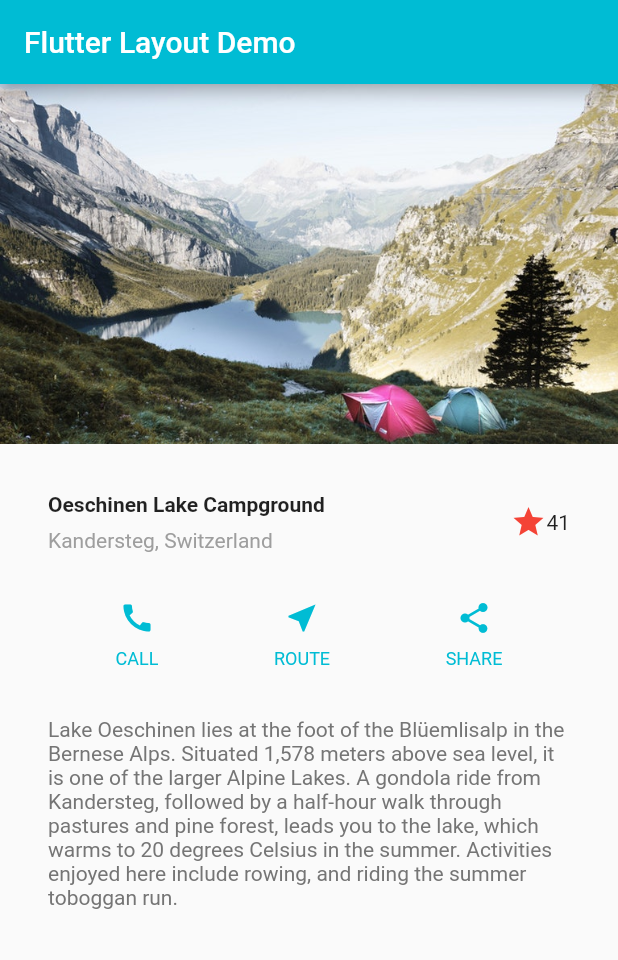
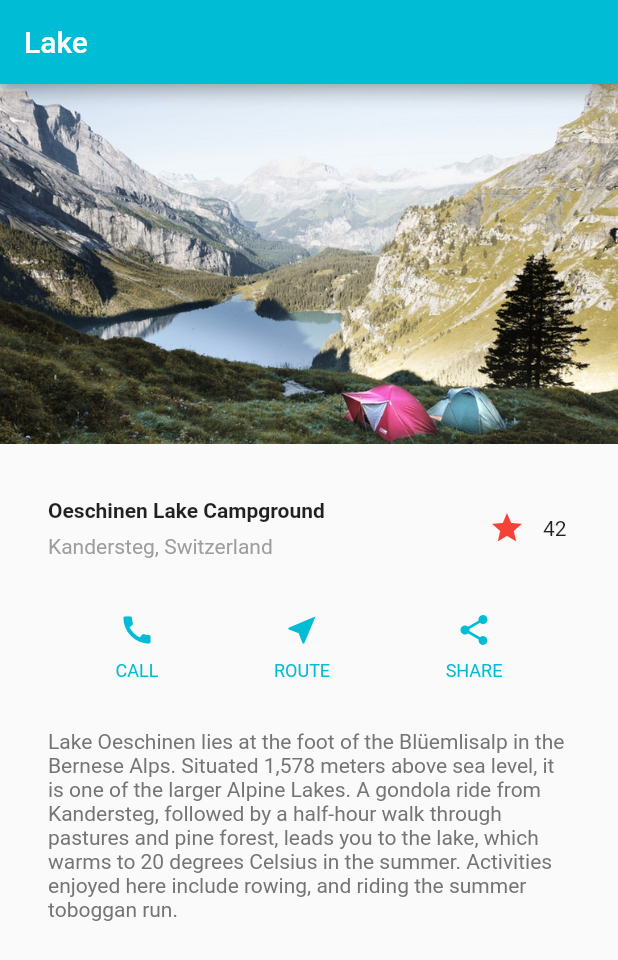
Before and after one commit to gshockv/FlutterLakeLayout, a Flutter app: the screen it shows after launch, on a phone screen of 412 x 824 dp. Shown: the top 960 px of the screen. Run offline on Flutter 3.47's test engine with Material 2 defaults, Android fonts, the phone set to English and light mode, and no system bars.

Commit message:
Favorite Statefull Widget

```diff
--- /dev/null
+++ b/lib/favorite_widget.dart
@@ -0,0 +1,50 @@
+import 'package:flutter/material.dart';
+
+class FavoriteWidget extends StatefulWidget {
+
+  @override
+  _FavoriteWidgetState createState() => _FavoriteWidgetState();
+
+}
+
+class _FavoriteWidgetState extends State<FavoriteWidget> {
+  bool _isFavorite = true;
+  int _favoriteCount = 42;
+
+  @override
+  Widget build(BuildContext context) {
+    return Row(
+      mainAxisSize: MainAxisSize.min,
+      children: <Widget>[
+        // icon
+        Container(
+          padding: EdgeInsets.all(0),
+          child: IconButton(
+            icon: (_isFavorite ? Icon(Icons.star) : Icon(Icons.star_border)),
+            color: Colors.red[500],
+            onPressed: _toggleFavorite,
+          ),
+        ),
+        // label
+        SizedBox(
+          width: 18,
+          child: Container(
+            child: Text("$_favoriteCount"),
+          ),
+        ),
+      ],
+    );
+  }
+
+  void _toggleFavorite() {
+    setState(() {
+      if (_isFavorite) {
+        _favoriteCount -= 1;
+        _isFavorite = false;
+      } else {
+        _favoriteCount += 1;
+        _isFavorite = true;
+      }
+    });
+  }
+}
--- a/lib/main.dart
+++ b/lib/main.dart
@@ -1,4 +1,6 @@
 import 'package:flutter/material.dart';
+
+import 'favorite_widget.dart';
 
 void main() => runApp(MyApp());
 
@@ -7,11 +9,11 @@ class MyApp extends StatelessWidget {
   Widget build(BuildContext context) {
     return MaterialApp(
       debugShowCheckedModeBanner: false,
-      title: 'Flutter Demo',
+      title: 'Flutter Layout Demo',
       theme: ThemeData(
         primarySwatch: Colors.cyan,
       ),
-      home: MyHomePage(title: 'Flutter Layout Demo'),
+      home: MyHomePage(title: 'Lake'),
     );
   }
 }
@@ -83,11 +85,9 @@ class _MyHomePageState extends State<MyHomePage> {
                 ],
               ),
             ),
-            Icon(
-              Icons.star,
-              color: Colors.red[500],
-            ),
-            Text('41'),
+
+            FavoriteWidget(),
+
           ],
         ),
       );
```
